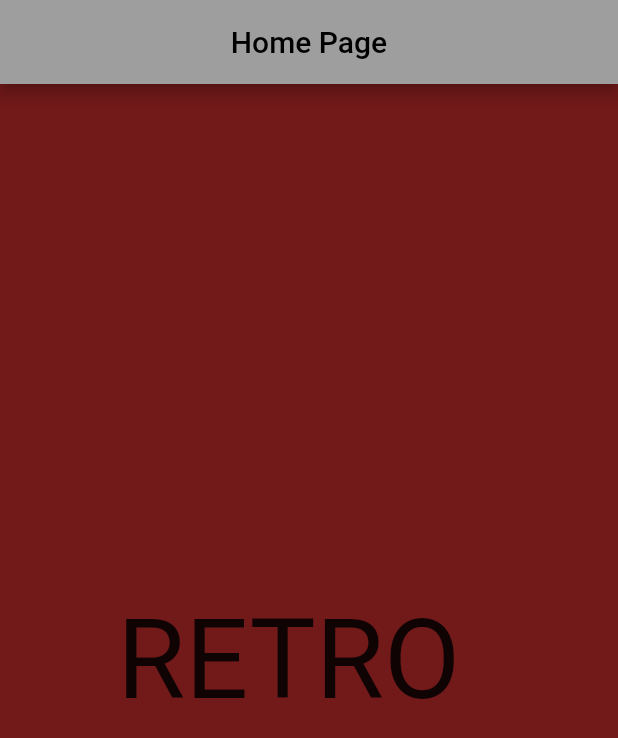
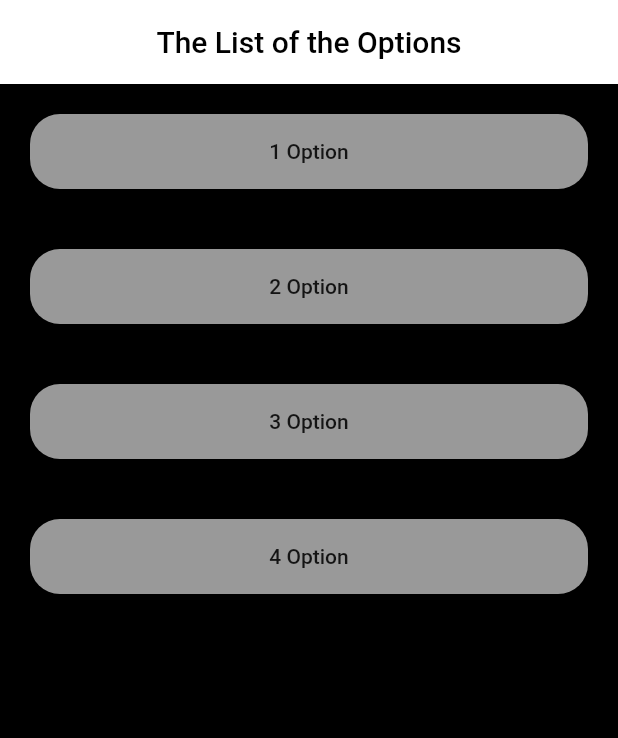
Before and after one commit to IslamShamurov/figma_logics, a Flutter app: the screen it shows after launch, on a phone screen of 412 x 824 dp. Shown: the top 738 px of the screen. Run offline on Flutter 3.47's test engine with Material 2 defaults, Android fonts, the light colour scheme and no system bars.

Commit message:
first commit

```diff
--- a/lib/main.dart
+++ b/lib/main.dart
@@ -1,4 +1,8 @@
+import 'package:figma_logics/pages/first_page.dart';
+import 'package:figma_logics/pages/fourth_page.dart';
 import 'package:figma_logics/pages/home_page.dart';
+import 'package:figma_logics/pages/second_page.dart';
+import 'package:figma_logics/pages/third_page.dart';
 import 'package:flutter/material.dart';
 
 void main() {
@@ -15,6 +19,10 @@ class MyApp extends StatelessWidget {
       home: HomePage(),
       routes: {
         HomePage.id: (context) => HomePage(),
+        FirstPage.id: (context) => FirstPage(),
+        SecondPage.id: (context) => SecondPage(),
+        ThirdPage.id: (context) => ThirdPage(),
+        FourthPage.id: (context) => FourthPage(),
       },
     );
   }
--- a/lib/pages/home_page.dart
+++ b/lib/pages/home_page.dart
@@ -1,6 +1,12 @@
+import 'package:figma_logics/pages/first_page.dart';
+import 'package:figma_logics/pages/fourth_page.dart';
+import 'package:figma_logics/pages/second_page.dart';
+import 'package:figma_logics/pages/third_page.dart';
 import 'package:flutter/material.dart';
+
 class HomePage extends StatefulWidget {
   static const String id = 'home_page';
+
   const HomePage({Key? key}) : super(key: key);
 
   @override
@@ -11,18 +17,37 @@ class _HomePageState extends State<HomePage> {
   @override
   Widget build(BuildContext context) {
     return Scaffold(
-         backgroundColor: const Color(0xFF721919),
+      backgroundColor: Colors.black,
       appBar: AppBar(
-        title: Text('Home Page'),
         centerTitle: true,
+        title: const Text('The List of the Options'),
+        backgroundColor: Colors.white,
       ),
-      body: Center(
-        child: Container(
-          width: 256,
-          height: 87,
-          child: Text('RETRO',style: TextStyle(fontSize: 74),),
-        ),
+      body: ListView(
+        children: [
+          _allButtons(FirstPage.id, 1),
+          _allButtons(SecondPage.id, 2),
+          _allButtons(ThirdPage.id, 3),
+          _allButtons(FourthPage.id, 4),
+        ],
       ),
     );
   }
+
+  Widget _allButtons(String id, int n) {
+    return Container(
+      margin: const EdgeInsets.all(20),
+      width: 50,
+      height: 50,
+      child: MaterialButton(
+          color: Colors.white60,
+          shape: RoundedRectangleBorder(
+            borderRadius: BorderRadius.circular(20),
+          ),
+          onPressed: () {
+            Navigator.pushNamed(context, id);
+          },
+          child: Text('$n Option')),
+    );
+  }
 }
```
Also changed, not shown: lib/pages/first_page.dart (+38 -0 lines), lib/pages/fourth_page.dart (+45 -0 lines), lib/pages/second_page.dart (+65 -0 lines), lib/pages/third_page.dart (+39 -0 lines), pubspec.yaml (+43 -32 lines), 1 other file.
